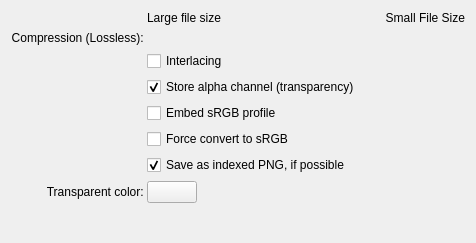
Qt form plugins/impex/png/kis_wdg_options_png.ui (KDE/krita) before a commit.
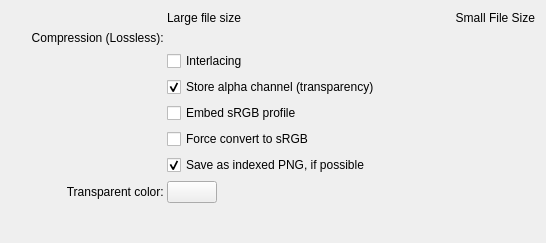
The same form after that commit. Custom widgets are drawn as their Qt base class.

What changed in the file:
```diff
--- a/plugins/impex/png/kis_wdg_options_png.ui
+++ b/plugins/impex/png/kis_wdg_options_png.ui
@@ -6,7 +6,7 @@
    <rect>
     <x>0</x>
     <y>0</y>
-    <width>476</width>
+    <width>546</width>
     <height>243</height>
    </rect>
   </property>
```
Left out of the diff: 8 changed lines with no effect on the pictures.
